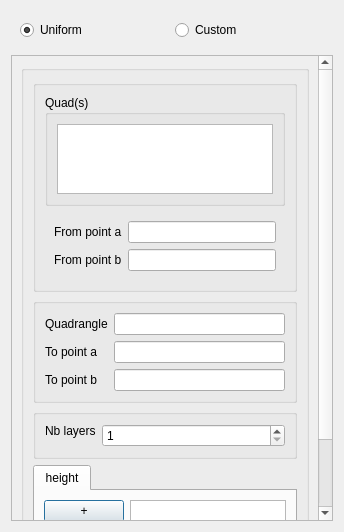
The window that src/HEXABLOCKGUI/JoinQuad_QTD.ui (SalomePlatform/hexablock) describes before a commit, drawn with Qt 5.
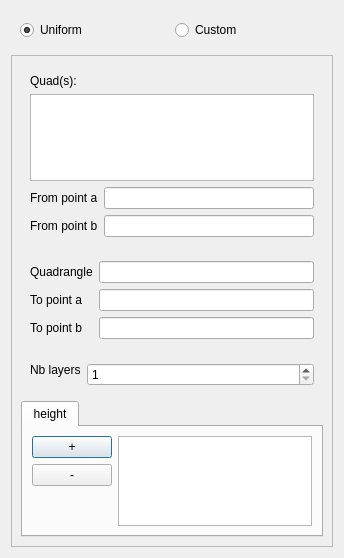
The same window after the commit.

The edit to the form file:
```diff
--- a/src/HEXABLOCKGUI/JoinQuad_QTD.ui
+++ b/src/HEXABLOCKGUI/JoinQuad_QTD.ui
@@ -7,7 +7,7 @@
     <x>0</x>
     <y>0</y>
     <width>344</width>
-    <height>532</height>
+    <height>558</height>
    </rect>
   </property>
   <property name="minimumSize">
@@ -54,55 +54,25 @@
         <x>0</x>
         <y>0</y>
         <width>306</width>
-        <height>646</height>
+        <height>527</height>
        </rect>
-      </property>
-      <layout class="QVBoxLayout" name="verticalLayout_4">
-       <item>
-        <widget class="QGroupBox" name="groupBox_4">
-         <property name="title">
-          <string/>
-         </property>
-         <layout class="QVBoxLayout" name="verticalLayout_3">
-          <item>
-           <widget class="QGroupBox" name="groupBox_8">
-            <property name="sizePolicy">
-             <sizepolicy hsizetype="Preferred" vsizetype="Preferred">
-              <horstretch>0</horstretch>
-              <verstretch>0</verstretch>
-             </sizepolicy>
-            </property>
-            <property name="title">
-             <string/>
             </property>
             <layout class="QVBoxLayout" name="verticalLayout_2">
-             <item>
-              <widget class="QGroupBox" name="groupBox_5">
-               <property name="sizePolicy">
-                <sizepolicy hsizetype="Preferred" vsizetype="Preferred">
-                 <horstretch>0</horstretch>
-                 <verstretch>0</verstretch>
-                </sizepolicy>
-               </property>
-               <property name="title">
-                <string>Quad(s)</string>
-               </property>
-               <layout class="QGridLayout" name="gridLayout_4">
-                <item row="0" column="0">
-                 <widget class="QListWidget" name="quads_lw"/>
-                </item>
-               </layout>
-              </widget>
-             </item>
              <item>
               <widget class="QWidget" name="widget" native="true">
-               <property name="sizePolicy">
-                <sizepolicy hsizetype="Preferred" vsizetype="Fixed">
-                 <horstretch>0</horstretch>
-                 <verstretch>0</verstretch>
-                </sizepolicy>
-               </property>
-               <layout class="QFormLayout" name="formLayout_3">
+         <layout class="QVBoxLayout" name="verticalLayout_4">
+          <item>
+           <widget class="QLabel" name="label_6">
+            <property name="text">
+             <string>Quad(s):</string>
+            </property>
+           </widget>
+          </item>
+          <item>
+           <widget class="QListWidget" name="quads_lw"/>
+          </item>
+          <item>
+           <layout class="QFormLayout" name="formLayout_4">
                 <property name="fieldGrowthPolicy">
                  <enum>QFormLayout::AllNonFixedFieldsGrow</enum>
                 </property>
@@ -159,23 +129,13 @@
                  </widget>
                 </item>
                </layout>
-              </widget>
              </item>
             </layout>
            </widget>
           </item>
           <item>
-           <widget class="QGroupBox" name="groupBox">
-            <property name="sizePolicy">
-             <sizepolicy hsizetype="Preferred" vsizetype="Fixed">
-              <horstretch>0</horstretch>
-              <verstretch>0</verstretch>
-             </sizepolicy>
-            </property>
-            <property name="title">
-             <string/>
-            </property>
-            <layout class="QFormLayout" name="formLayout_2">
+        <widget class="QWidget" name="widget_2" native="true">
+         <layout class="QFormLayout" name="formLayout">
              <item row="0" column="0">
               <widget class="QLabel" name="label_2">
                <property name="text">
@@ -249,20 +209,13 @@
               </widget>
              </item>
             </layout>
+         <zorder></zorder>
+         <zorder></zorder>
            </widget>
           </item>
           <item>
-           <widget class="QGroupBox" name="groupBox_3">
-            <property name="sizePolicy">
-             <sizepolicy hsizetype="Preferred" vsizetype="Fixed">
-              <horstretch>0</horstretch>
-              <verstretch>0</verstretch>
-             </sizepolicy>
-            </property>
-            <property name="title">
-             <string/>
-            </property>
-            <layout class="QFormLayout" name="formLayout">
+        <widget class="QWidget" name="widget_3" native="true">
+         <layout class="QFormLayout" name="formLayout_2">
              <item row="0" column="0">
               <widget class="QLabel" name="label">
                <property name="sizePolicy">
@@ -370,9 +323,6 @@
             </widget>
            </widget>
           </item>
-         </layout>
-        </widget>
-       </item>
        <item>
         <spacer name="verticalSpacer">
          <property name="orientation">
```
Left out of the diff: 27 changed lines with no effect on the pictures. Lines whose indentation alone changed are shown as unchanged.
